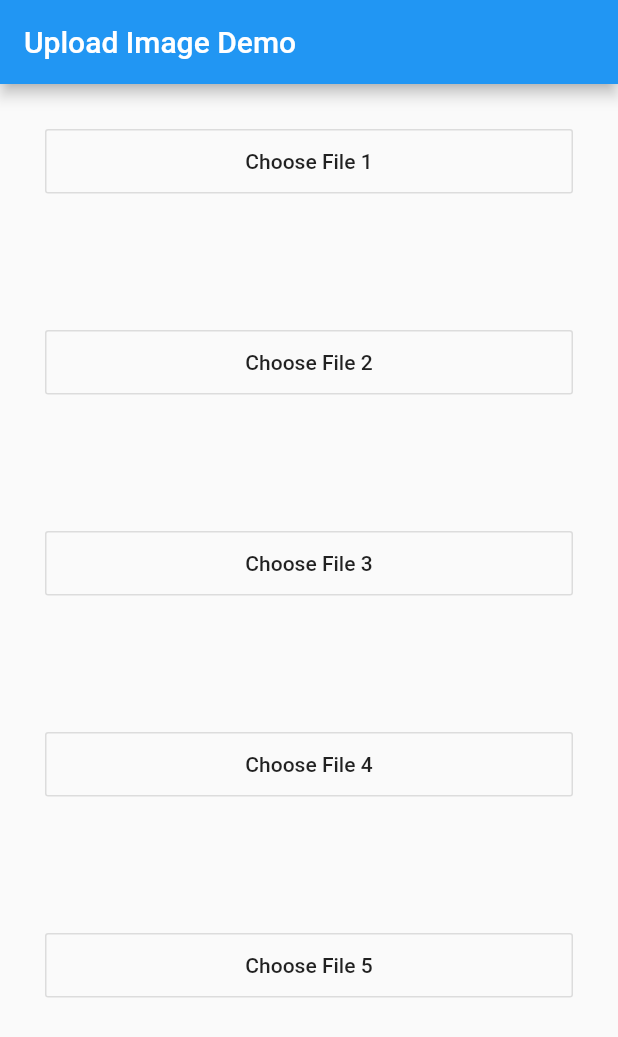
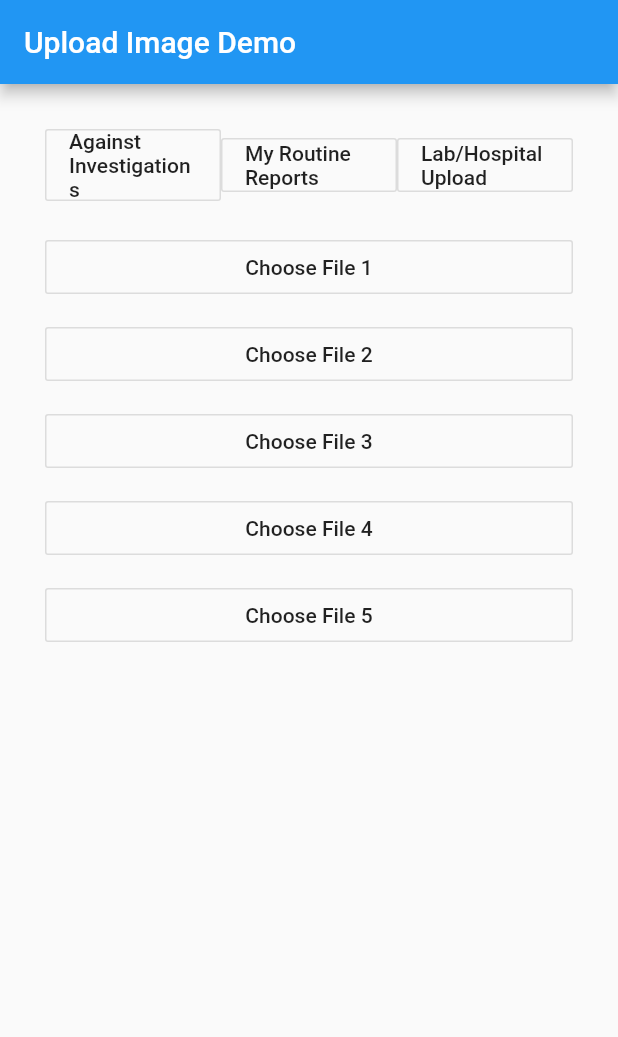
Before and after one commit to kurzekar-rohit/Upload_Image_ToServer_Flutter, a Flutter app: the screen it shows after launch, on a phone screen of 412 x 824 dp. Shown: the top 1037 px of the screen. Run offline on Flutter 3.47's test engine with Material 2 defaults, Android fonts, the phone set to English and light mode, and no system bars; our stand-ins replace file_picker, image_picker.

Commit message:
Mutiple file upload done

```diff
--- a/lib/main.dart
+++ b/lib/main.dart
@@ -28,9 +28,16 @@ class UploadImageDemoState extends State<UploadImageDemo> {
   String base64Image;
   File tmpFile;
   String errMessage = 'Error Uploading Image';
-  String fileSize = 'File size is greater than 5MB';
-  var length;
+  String fileSizeError = 'File size is greater than 5MB';
+  // var length;
+  String fileName;
   List<File> files;
+  bool _progressBarActive1,
+      _progressBarActive2,
+      _progressBarActive3,
+      _progressBarActive4,
+      _progressBarActive5 = false;
+
   var filename1,
       file_size1,
       filename2,
@@ -47,9 +54,6 @@ class UploadImageDemoState extends State<UploadImageDemo> {
     // file = ImagePicker.pickImage(source: ImageSource.gallery);
     FilePickerResult result = await FilePicker.platform.pickFiles();
     if (result != null) {
-      // files = result.paths.map((path) => File(path));
-      // print('Result path : $files');
-      // uploadImage(result.paths);
       PlatformFile file = result.files.first;
       print('FileName : ${file.name}');
       print('FileSize : ${file.size}');
@@ -58,13 +62,13 @@ class UploadImageDemoState extends State<UploadImageDemo> {
       if (file.size > 5120) {
         print('FIle size is more');
         setState(() {
-          filename1 = fileSize;
-          // file_size1 = '';
+          filename1 = fileSizeError;
         });
       } else {
         setState(() {
           filename1 = file.name;
           file_size1 = file.size;
+          _progressBarActive1 = true;
         });
       }
     }
@@ -77,28 +81,21 @@ class UploadImageDemoState extends State<UploadImageDemo> {
     // file = ImagePicker.pickImage(source: ImageSource.gallery);
     FilePickerResult result = await FilePicker.platform.pickFiles();
     if (result != null) {
-      // files = result.paths.map((path) => File(path));
-      // print('Result path : $files');
-      // uploadImage(result.paths);
       PlatformFile file = result.files.first;
       print('FileName : ${file.name}');
       print('FileSize : ${file.size}');
       print('FileExtension : ${file.extension}');
       print('FilePath : ${file.path}');
-      // setState(() {
-      //   filename2 = file.name;
-      //   file_size2 = file.size;
-      // });
       if (file.size > 5120) {
         print('FIle size is more');
         setState(() {
-          filename2 = fileSize;
-          // file_size1 = '';
+          filename2 = fileSizeError;
         });
       } else {
         setState(() {
           filename2 = file.name;
           file_size2 = file.size;
+          _progressBarActive2 = true;
         });
       }
     }
@@ -111,28 +108,21 @@ class UploadImageDemoState extends State<UploadImageDemo> {
     // file = ImagePicker.pickImage(source: ImageSource.gallery);
     FilePickerResult result = await FilePicker.platform.pickFiles();
     if (result != null) {
-      // files = result.paths.map((path) => File(path));
-      // print('Result path : $files');
-      // uploadImage(result.paths);
       PlatformFile file = result.files.first;
       print('FileName : ${file.name}');
       print('FileSize : ${file.size}');
       print('FileExtension : ${file.extension}');
       print('FilePath : ${file.path}');
-      // setState(() {
-      //   filename3 = file.name;
-      //   file_size3 = file.size;
-      // });
       if (file.size > 5120) {
         print('FIle size is more');
         setState(() {
-          filename3 = fileSize;
-          // file_size1 = '';
+          filename3 = fileSizeError;
         });
       } else {
         setState(() {
           filename3 = file.name;
           file_size3 = file.size;
+          _progressBarActive3 = true;
         });
       }
     }
@@ -145,28 +135,21 @@ class UploadImageDemoState extends State<UploadImageDemo> {
     // file = ImagePicker.pickImage(source: ImageSource.gallery);
     FilePickerResult result = await FilePicker.platform.pickFiles();
     if (result != null) {
-      // files = result.paths.map((path) => File(path));
-      // print('Result path : $files');
-      // uploadImage(result.paths);
       PlatformFile file = result.files.first;
       print('FileName : ${file.name}');
       print('FileSize : ${file.size}');
       print('FileExtension : ${file.extension}');
       print('FilePath : ${file.path}');
-      // setState(() {
-      //   filename4 = file.name;
-      //   file_size4 = file.size;
-      // });
       if (file.size > 5120) {
         print('FIle size is more');
         setState(() {
-          filename4 = fileSize;
-          // file_size1 = '';
+          filename4 = fileSizeError;
         });
       } else {
         setState(() {
           filename4 = file.name;
           file_size4 = file.size;
+          _progressBarActive4 = true;
         });
       }
     }
@@ -175,45 +158,37 @@ class UploadImageDemoState extends State<UploadImageDemo> {
   }
 
   chooseImage_5() async {
-    // setState(() async {
+    // setState(() {
     // file = ImagePicker.pickImage(source: ImageSource.gallery);
     FilePickerResult result = await FilePicker.platform.pickFiles();
     if (result != null) {
-      // files = result.paths.map((path) => File(path));
-      // print('Result path : $files');
-      // uploadImage(result.paths);
+      File files = File(result.files.single.path);
+      print('This is main Files : $files');
       PlatformFile file = result.files.first;
-      print('FileName : ${file.name}');
-      print('FileSize : ${file.size}');
-      print('FileExtension : ${file.extension}');
-      print('FilePath : ${file.path}');
-      // setState(() {
-      //   filename5 = file.name;
-      //   file_size5 = file.size;
-      // });
+      // print('FileName : ${file.name}');
+      // print('FileSize : ${file.size}');
+      // print('FileExtension : ${file.extension}');
+      // print('FilePath : ${file.path}');
       if (file.size > 5120) {
         print('FIle size is more');
         setState(() {
-          filename5 = fileSize;
-          // file_size1 = '';
+          filename5 = fileSizeError;
         });
       } else {
         setState(() {
           filename5 = file.name;
           file_size5 = file.size;
+          _progressBarActive5 = true;
         });
+        fileName = files.path.split('/').last;
+        print('This is fileName : ${files.path}');
+        // upload(fileName);
+        uploadImage(files.path);
       }
     }
     // });
     setStatus('');
   }
-
-  // clickImage() {
-  //   setState(() {
-  //     file = ImagePicker.pickImage(source: ImageSource.camera);
-  //   });
-  //   setStatus('');
-  // }
 
   setStatus(String message) {
     setState(() {
@@ -222,44 +197,64 @@ class UploadImageDemoState extends State<UploadImageDemo> {
   }
 
   // startUpload() {
-  //   setStatus('Uploading Image...');
-  //   print("File Size lengthSync: ${tmpFile.lengthSync()}");
-  //   length = tmpFile.lengthSync();
-  //   length = length / 1024;
-  //   print('File Size in KB : $length');
+  // setStatus('Uploading Image...');
+  // print("File Size lengthSync: ${tmpFile.lengthSync()}");
+  // length = tmpFile.lengthSync();
+  // length = length / 1024;
+  // print('File Size in KB : $length');
 
-  //   if (null == tmpFile) {
-  //     setStatus(errMessage);
-  //     return;
-  //   }
-  //   if (length > 2000) {
-  //     setStatus(fileSize);
-  //     return;
-  //   }
+  // if (null == tmpFile) {
+  //   setStatus(errMessage);
+  //   return;
+  // }
+  // if (length > 2000) {
+  //   setStatus(fileSizeError);
+  //   return;
+  // }
   // String fileName = tmpFile.path.split('/').last;
-  //   upload(fileName);
-  //   // uploadFile();
+  // upload(fileName);
+  // uploadFile();
   // }
 
-  // upload(String fileName) {
-  //   http.post(uploadEndPoint, body: {
-  //     "image": base64Image,
-  //     "name": fileName,
-  //     // "action": "UPLOADIMAGE",
-  //   }).then((result) {
-  //     print("ImageBase64: $base64Image");
-  //     print("FileName: $fileName");
-  //     setStatus(result.statusCode == 200 ? result.body : errMessage);
-  //   }).catchError((error) {
-  //     setStatus(error);
-  //   });
-  // }
+  upload(String fileName) {
+    http.post(uploadEndPoint, body: {
+      "image": base64Image,
+      "name": fileName,
+    }).then((result) {
+      print("ImageBase64: $base64Image");
+      print("FileName: $fileName");
+      setStatus(result.statusCode == 200 ? result.body : errMessage);
+      if (result.statusCode == 200) {
+        print('This is result body ${result.body}');
+      } else {
+        print('This is ERROR MESSAGE');
+      }
+    }).catchError((error) {
+      // setStatus(error);
+      print(error);
+    });
+  }
 
   Future<String> uploadImage(filename) async {
+    print('Print FILENAME: $filename');
     var request = http.MultipartRequest('POST', Uri.parse(uploadEndPoint));
-    request.files.add(await http.MultipartFile.fromPath('picture', filename));
-    print('This Is Filename: $filename');
+
+    request.fields['filename'] = fileName;
+    request.fields['isuploadFile'] = 'yes';
+
+    request.files.add(await http.MultipartFile.fromPath('file', filename));
     var res = await request.send();
+    print('Print RES: $res');
+
+    var response = await http.Response.fromStream(res);
+    print('Response code: ${response.statusCode}');
+    if (response.statusCode != 200) {
+      print('Result Fail:');
+      return null;
+    }
+    print('Result Pass: ${json.decode(response.body)}');
+    print('This is response: $response');
+    print('This is response.body : ${response.body}');
     return res.reasonPhrase;
   }
 
@@ -304,140 +299,228 @@ class UploadImageDemoState extends State<UploadImageDemo> {
           child: Column(
             crossAxisAlignment: CrossAxisAlignment.stretch,
             children: <Widget>[
+              Container(
+                child: Row(
+                  mainAxisAlignment: MainAxisAlignment.spaceEvenly,
+                  children: [
                     Expanded(
                       child: OutlineButton(
+                        onPressed: () {},
+                        child: Text('Against Investigations'),
+                      ),
+                    ),
+                    Expanded(
+                      child: OutlineButton(
+                        onPressed: () {},
+                        child: Text('My Routine Reports'),
+                      ),
+                    ),
+                    Expanded(
+                      child: OutlineButton(
+                        onPressed: () {},
+                        child: Text('Lab/Hospital Upload'),
+                      ),
+                    ),
+                  ],
+                ),
+              ),
+              SizedBox(
+                height: 20.0,
+              ),
+              Container(
+                child: Column(
+                  crossAxisAlignment: CrossAxisAlignment.stretch,
+                  children: [
+                    OutlineButton(
                       onPressed: chooseImage_1,
                       child: Text('Choose File 1'),
                     ),
-              ),
-              // SizedBox(
-              //   height: 8.0,
-              // ),
-              Expanded(
-                child: filename1 != null
+                    Row(
+                      mainAxisAlignment: MainAxisAlignment.spaceBetween,
+                      children: [
+                        Column(
+                          crossAxisAlignment: CrossAxisAlignment.start,
+                          children: [
+                            filename1 != null
                                 ? Text('$filename1')
                                 : SizedBox(
                                     height: 5.0,
                                   ),
-              ),
-              // OutlineButton(
-              //   onPressed: clickImage,
-              //   child: Text('Click Image'),
-              // ),
-              // SizedBox(
-              //   height: 5.0,
-              // ),
-              Expanded(
-                child: file_size1 != null
+                            file_size1 != null
                                 ? Text('$file_size1 kB')
                                 : SizedBox(
                                     height: 5.0,
                                   ),
+                          ],
                         ),
-              // showImage(),
                         SizedBox(
-                height: 5.0,
+                          width: 5.0,
                         ),
-              Expanded(
-                child: OutlineButton(
+                        _progressBarActive1 == true
+                            ? CircularProgressIndicator(
+                                strokeWidth: 2,
+                              )
+                            : Container(),
+                      ],
+                    )
+                  ],
+                ),
+              ),
+              Container(
+                child: Column(
+                  crossAxisAlignment: CrossAxisAlignment.stretch,
+                  children: [
+                    OutlineButton(
                       onPressed: chooseImage_2,
                       child: Text('Choose File 2'),
                     ),
-              ),
-              Expanded(
-                child: filename2 != null
+                    Row(
+                      mainAxisAlignment: MainAxisAlignment.spaceBetween,
+                      children: [
+                        Column(
+                          crossAxisAlignment: CrossAxisAlignment.start,
+                          children: [
+                            filename2 != null
                                 ? Text('$filename2')
                                 : SizedBox(
                                     height: 5.0,
                                   ),
-              ),
-              Expanded(
-                child: file_size2 != null
+                            file_size2 != null
                                 ? Text('$file_size2 kB')
                                 : SizedBox(
                                     height: 5.0,
                                   ),
+                          ],
                         ),
                         SizedBox(
-                height: 5.0,
+                          width: 5.0,
                         ),
-              Expanded(
-                child: OutlineButton(
+                        _progressBarActive2 == true
+                            ? CircularProgressIndicator(
+                                strokeWidth: 2,
+                              )
+                            : Container(),
+                      ],
+                    )
+                  ],
+                ),
+              ),
+              Container(
+                child: Column(
+                  crossAxisAlignment: CrossAxisAlignment.stretch,
+                  children: [
+                    OutlineButton(
                       onPressed: chooseImage_3,
                       child: Text('Choose File 3'),
                     ),
-              ),
-              Expanded(
-                child: filename3 != null
+                    Row(
+                      mainAxisAlignment: MainAxisAlignment.spaceBetween,
+                      children: [
+                        Column(
+                          crossAxisAlignment: CrossAxisAlignment.start,
+                          children: [
+                            filename3 != null
                                 ? Text('$filename3')
                                 : SizedBox(
                                     height: 5.0,
                                   ),
-              ),
-              Expanded(
-                child: file_size3 != null
+                            file_size3 != null
                                 ? Text('$file_size3 kB')
                                 : SizedBox(
                                     height: 5.0,
                                   ),
+                          ],
                         ),
                         SizedBox(
-                height: 5.0,
+                          width: 5.0,
                         ),
-              Expanded(
-                child: OutlineButton(
+                        _progressBarActive3 == true
+                            ? CircularProgressIndicator(
+                                strokeWidth: 2,
+                              )
+                            : Container(),
+                      ],
+                    )
+                  ],
+                ),
+              ),
+              Container(
+                child: Column(
+                  crossAxisAlignment: CrossAxisAlignment.stretch,
+                  children: [
+                    OutlineButton(
                       onPressed: chooseImage_4,
                       child: Text('Choose File 4'),
                     ),
-              ),
-              Expanded(
-                child: filename4 != null
+                    Row(
+                      mainAxisAlignment: MainAxisAlignment.spaceBetween,
+                      children: [
+                        Column(
+                          crossAxisAlignment: CrossAxisAlignment.start,
+                          children: [
+                            filename4 != null
                                 ? Text('$filename4')
                                 : SizedBox(
                                     height: 5.0,
                                   ),
-              ),
-              Expanded(
-                child: file_size4 != null
+                            file_size4 != null
                                 ? Text('$file_size4 kB')
                                 : SizedBox(
                                     height: 5.0,
                                   ),
+                          ],
                         ),
                         SizedBox(
-                height: 5.0,
+                          width: 5.0,
                         ),
-              Expanded(
-                child: OutlineButton(
+                        _progressBarActive4 == true
+                            ? CircularProgressIndicator(
+                                strokeWidth: 2,
+                              )
+                            : Container(),
+                      ],
+                    )
+                  ],
+                ),
+              ),
+              Container(
+                child: Column(
+                  crossAxisAlignment: CrossAxisAlignment.stretch,
+                  children: [
+                    OutlineButton(
                       onPressed: chooseImage_5,
                       child: Text('Choose File 5'),
                     ),
-              ),
-              Expanded(
-                child: filename5 != null
+                    Row(
+                      mainAxisAlignment: MainAxisAlignment.spaceBetween,
+                      children: [
+                        Column(
+                          crossAxisAlignment: CrossAxisAlignment.start,
+                          children: [
+                            filename5 != null
                                 ? Text('$filename5')
                                 : SizedBox(
                                     height: 5.0,
                                   ),
-              ),
-              Expanded(
-                child: file_size5 != null
+                            file_size5 != null
                                 ? Text('$file_size5 kB')
                                 : SizedBox(
                                     height: 5.0,
                                   ),
-              ),
-              Text(
-                status,
-                textAlign: TextAlign.center,
-                style: TextStyle(
-                  color: Colors.green,
-                  fontWeight: FontWeight.w500,
-                  fontSize: 20.0,
-                ),
+                          ],
                         ),
                         SizedBox(
-                height: 20.0,
+                          width: 5.0,
+                        ),
+                        _progressBarActive5 == true
+                            ? CircularProgressIndicator(
+                                strokeWidth: 2,
+                              )
+                            : Container(),
+                      ],
+                    )
+                  ],
+                ),
               ),
             ],
           ),
```
Lines whose indentation alone changed are shown as unchanged.
